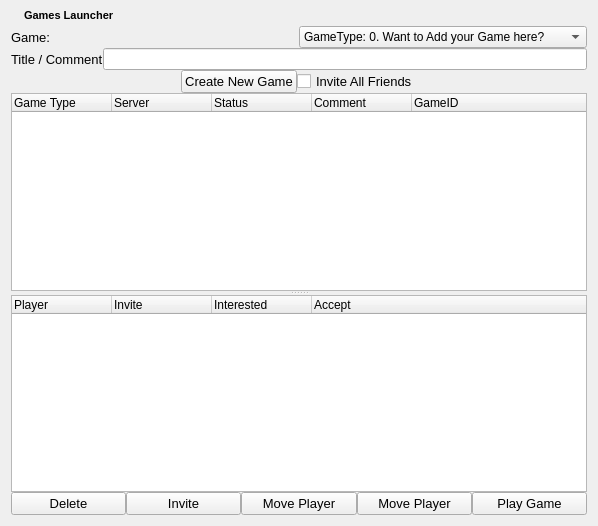
The window that retroshare-gui/src/gui/GamesDialog.ui (RetroShare/RetroShare) describes before a commit, drawn with Qt 5.
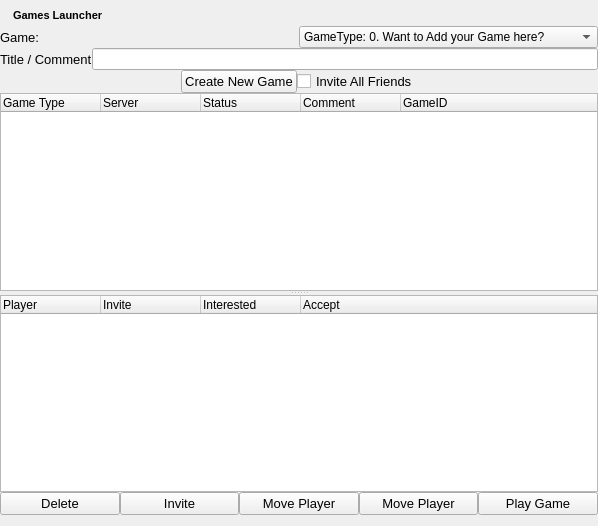
The same window after the commit. Icons and pictures are not drawn.

```diff
--- a/retroshare-gui/src/gui/GamesDialog.ui
+++ b/retroshare-gui/src/gui/GamesDialog.ui
@@ -13,9 +13,15 @@
    <string>Form</string>
   </property>
   <layout class="QGridLayout" >
+   <property name="leftMargin" >
+    <number>0</number>
+   </property>
    <property name="topMargin" >
     <number>6</number>
    </property>
+   <property name="rightMargin" >
+    <number>0</number>
+   </property>
    <property name="verticalSpacing" >
     <number>0</number>
    </property>
```
